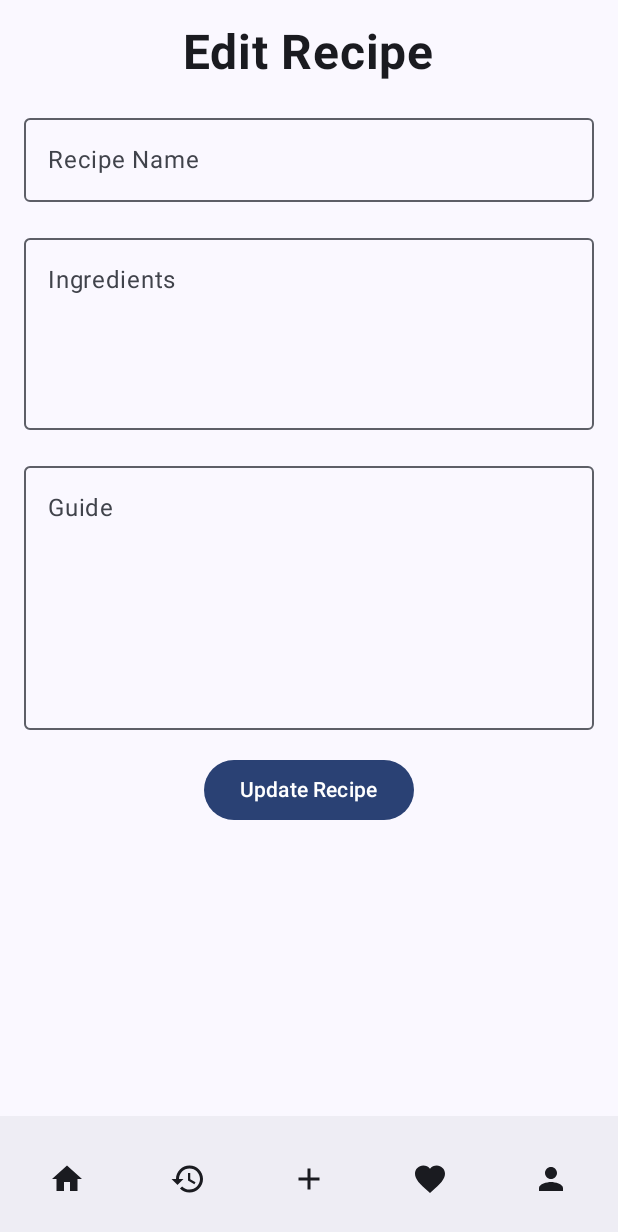
After one commit to ChrisLavin04/CookingRecipeApp, an Android app built with Jetpack Compose: the composable EditRecipeScreen called with empty values, on a phone screen of 412 x 824 dp. The commit adds this screen. Shown: the top 1232 px of the screen. Run offline under Robolectric (Android 15) with nearby library versions, the phone set to English and light mode, and no system bars; our stand-ins replace Room's generated code.

Commit message:
Added EditRecipeScreen and navigation to edit recipes

```diff
--- a/app/src/main/java/com/example/cookingrecipeapp/Navigation.kt
+++ b/app/src/main/java/com/example/cookingrecipeapp/Navigation.kt
@@ -7,6 +7,7 @@ import androidx.navigation.compose.composable
 import androidx.navigation.compose.rememberNavController
 import androidx.navigation.navArgument
 import com.example.cookingrecipeapp.ui.CreateRecipeScreen
+import com.example.cookingrecipeapp.ui.EditRecipeScreen
 import com.example.cookingrecipeapp.ui.FavouritesScreen
 import com.example.cookingrecipeapp.ui.HistoryScreen
 import com.example.cookingrecipeapp.ui.ProfileScreen
@@ -30,5 +31,14 @@ fun AppNavigation() {
                 RecipeDetailScreen(navController = navController, recipeId = recipeId)
             }
         }
+        composable(
+            route = "edit_recipe/{recipeId}",
+            arguments = listOf(navArgument("recipeId") { type = NavType.IntType })
+        ) { backStackEntry ->
+            val recipeId = backStackEntry.arguments?.getInt("recipeId")
+            if (recipeId != null) {
+                EditRecipeScreen(navController = navController, recipeId = recipeId)
+            }
+        }
     }
 }
--- /dev/null
+++ b/app/src/main/java/com/example/cookingrecipeapp/ui/EditRecipeScreen.kt
@@ -0,0 +1,145 @@
+package com.example.cookingrecipeapp.ui
+
+import androidx.compose.foundation.layout.Arrangement
+import androidx.compose.foundation.layout.Column
+import androidx.compose.foundation.layout.Row
+import androidx.compose.foundation.layout.Spacer
+import androidx.compose.foundation.layout.fillMaxSize
+import androidx.compose.foundation.layout.fillMaxWidth
+import androidx.compose.foundation.layout.height
+import androidx.compose.foundation.layout.padding
+import androidx.compose.material.icons.Icons
+import androidx.compose.material.icons.filled.Add
+import androidx.compose.material.icons.filled.Favorite
+import androidx.compose.material.icons.filled.Home
+import androidx.compose.material.icons.filled.Person
+import androidx.compose.material.icons.outlined.History
+import androidx.compose.material3.BottomAppBar
+import androidx.compose.material3.Button
+import androidx.compose.material3.Icon
+import androidx.compose.material3.IconButton
+import androidx.compose.material3.OutlinedTextField
+import androidx.compose.material3.Scaffold
+import androidx.compose.material3.Text
+import androidx.compose.runtime.Composable
+import androidx.compose.runtime.LaunchedEffect
+import androidx.compose.runtime.getValue
+import androidx.compose.runtime.mutableStateOf
+import androidx.compose.runtime.remember
+import androidx.compose.runtime.setValue
+import androidx.compose.ui.Alignment
+import androidx.compose.ui.Modifier
+import androidx.compose.ui.text.font.FontWeight
+import androidx.compose.ui.unit.dp
+import androidx.compose.ui.unit.sp
+import androidx.navigation.NavController
+import androidx.lifecycle.viewmodel.compose.viewModel
+import androidx.lifecycle.compose.collectAsStateWithLifecycle
+import com.example.cookingrecipeapp.data.Recipe
+import com.example.cookingrecipeapp.viewmodel.RecipeViewModel
+import com.example.cookingrecipeapp.viewmodel.RecipeViewModelFactory
+import android.app.Application
+
+
+@Composable
+fun EditRecipeScreen(navController: NavController, recipeId: Int) {
+    val context = androidx.compose.ui.platform.LocalContext.current
+    val recipeViewModel: RecipeViewModel = viewModel(
+        factory = RecipeViewModelFactory(context.applicationContext as Application)
+    )
+    val recipeFlow = recipeViewModel.getRecipe(recipeId)
+    val recipe by recipeFlow.collectAsStateWithLifecycle(initialValue = null)
+
+    var recipeName by remember { mutableStateOf("") }
+    var ingredients by remember { mutableStateOf("") }
+    var guide by remember { mutableStateOf("") }
+    var isLoaded by remember { mutableStateOf(false) }
+
+    // Load recipe data once when it becomes available
+    LaunchedEffect(recipe) {
+        if (recipe != null && !isLoaded) {
+            recipeName = recipe!!.name
+            ingredients = recipe!!.ingredients
+            guide = recipe!!.guide
+            isLoaded = true
+        }
+    }
+
+    Scaffold(
+        bottomBar = {
+            BottomAppBar {
+                Row(
+                    modifier = Modifier.fillMaxWidth(),
+                    horizontalArrangement = Arrangement.SpaceAround
+                ) {
+                    IconButton(onClick = { navController.navigate("home") }) {
+                        Icon(Icons.Default.Home, contentDescription = "Home")
+                    }
+                    IconButton(onClick = { navController.navigate("history") }) {
+                        Icon(Icons.Outlined.History, contentDescription = "History")
+                    }
+                    IconButton(onClick = { navController.navigate("create_recipe") }) {
+                        Icon(Icons.Default.Add, contentDescription = "Add")
+                    }
+                    IconButton(onClick = { navController.navigate("favourites") }) {
+                        Icon(Icons.Default.Favorite, contentDescription = "Favorites")
+                    }
+                    IconButton(onClick = { navController.navigate("profile") }) {
+                        Icon(Icons.Default.Person, contentDescription = "Profile")
+                    }
+                }
+            }
+        }
+    ) { innerPadding ->
+        Column(
+            modifier = Modifier
+                .fillMaxSize()
+                .padding(innerPadding)
+                .padding(16.dp),
+            horizontalAlignment = Alignment.CenterHorizontally
+        ) {
+            Text(
+                text = "Edit Recipe",
+                fontSize = 32.sp,
+                fontWeight = FontWeight.Bold,
+                modifier = Modifier.padding(bottom = 16.dp)
+            )
+            OutlinedTextField(
+                value = recipeName,
+                onValueChange = { recipeName = it },
+                label = { Text("Recipe Name") },
+                modifier = Modifier.fillMaxWidth()
+            )
+            Spacer(modifier = Modifier.height(16.dp))
+            OutlinedTextField(
+                value = ingredients,
+                onValueChange = { ingredients = it },
+                label = { Text("Ingredients") },
+                modifier = Modifier.fillMaxWidth(),
+                minLines = 4
+            )
+            Spacer(modifier = Modifier.height(16.dp))
+            OutlinedTextField(
+                value = guide,
+                onValueChange = { guide = it },
+                label = { Text("Guide") },
+                modifier = Modifier.fillMaxWidth(),
+                minLines = 6
+            )
+            Spacer(modifier = Modifier.height(16.dp))
+            Button(onClick = {
+                if (recipeName.isNotBlank() && ingredients.isNotBlank() && guide.isNotBlank() && recipe != null) {
+                    val updatedRecipe = recipe!!.copy(
+                        name = recipeName,
+                        ingredients = ingredients,
+                        guide = guide
+                    )
+                    recipeViewModel.update(updatedRecipe)
+                    navController.popBackStack()
+                }
+            }) {
+                Text("Update Recipe")
+            }
+        }
+    }
+}
--- a/app/src/main/java/com/example/cookingrecipeapp/ui/RecipeDetailScreen.kt
+++ b/app/src/main/java/com/example/cookingrecipeapp/ui/RecipeDetailScreen.kt
@@ -15,6 +15,7 @@ import androidx.compose.material.icons.Icons
 import androidx.compose.material.icons.filled.Add
 import androidx.compose.material.icons.filled.ArrowBack
 import androidx.compose.material.icons.filled.Delete
+import androidx.compose.material.icons.filled.Edit
 import androidx.compose.material.icons.filled.Favorite
 import androidx.compose.material.icons.filled.Home
 import androidx.compose.material.icons.filled.Person
@@ -71,6 +72,11 @@ fun RecipeDetailScreen(navController: NavController, recipeId: Int) {
                 },
                 actions = {
                     if (recipe != null) {
+                        IconButton(onClick = {
+                            navController.navigate("edit_recipe/${recipe.id}")
+                        }) {
+                            Icon(Icons.Default.Edit, contentDescription = "Edit")
+                        }
                         IconButton(onClick = {
                             recipeViewModel.delete(recipe)
                             navController.popBackStack()
```
